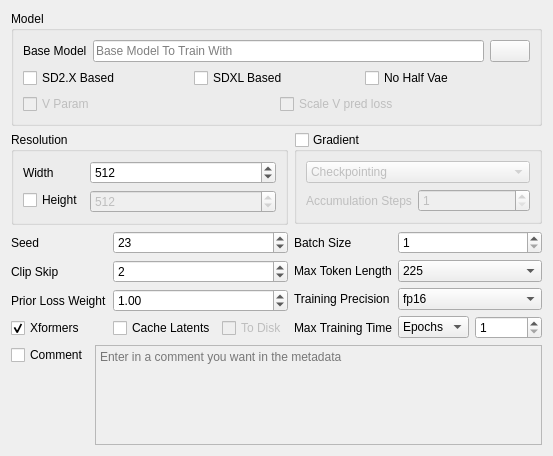
Before: the Qt Designer form ui_files/BaseUI.ui in derrian-distro/LoRA_Easy_Training_Scripts, drawn with Qt 5.
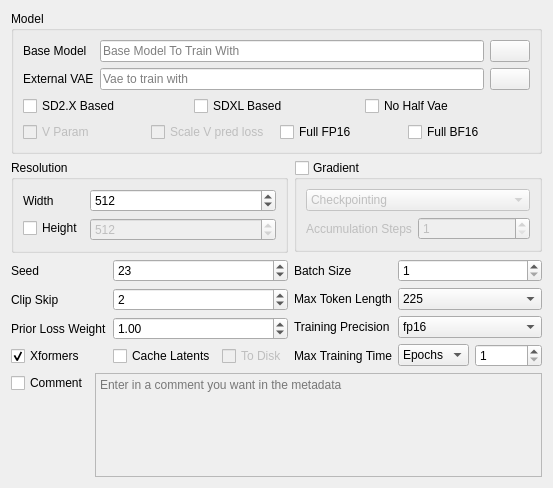
After: the same form once the commit is applied. Custom widgets are drawn as their Qt base class.

```diff
--- a/ui_files/BaseUI.ui
+++ b/ui_files/BaseUI.ui
@@ -7,7 +7,7 @@
     <x>0</x>
     <y>0</y>
     <width>553</width>
-    <height>456</height>
+    <height>488</height>
    </rect>
   </property>
   <property name="windowTitle">
@@ -186,7 +186,7 @@
         </item>
        </layout>
       </item>
-      <item row="2" column="0" colspan="2">
+      <item row="3" column="0" colspan="2">
        <layout class="QHBoxLayout" name="horizontalLayout_6">
         <item>
          <widget class="QCheckBox" name="v_param_enable">
@@ -211,9 +211,29 @@
           </property>
          </widget>
         </item>
+        <item>
+         <widget class="QCheckBox" name="FP16_enable">
+          <property name="toolTip">
+           <string>&lt;html&gt;&lt;head/&gt;&lt;body&gt;&lt;p&gt;Allows training on full fp16, not compatable with full bf16 or training precision&lt;/p&gt;&lt;/body&gt;&lt;/html&gt;</string>
+          </property>
+          <property name="text">
+           <string>Full FP16</string>
+          </property>
+         </widget>
+        </item>
+        <item>
+         <widget class="QCheckBox" name="BF16_enable">
+          <property name="toolTip">
+           <string>&lt;html&gt;&lt;head/&gt;&lt;body&gt;&lt;p&gt;Train in full BF16. Requires a higher bitsandbytes than 0.35.0 which is seemingly the best we have on windows, so this is disabled on windows regardless. not compatable with full fp16 or training precision&lt;/p&gt;&lt;/body&gt;&lt;/html&gt;</string>
+          </property>
+          <property name="text">
+           <string>Full BF16</string>
+          </property>
+         </widget>
+        </item>
        </layout>
       </item>
-      <item row="1" column="0" colspan="2">
+      <item row="2" column="0" colspan="2">
        <layout class="QHBoxLayout" name="horizontalLayout_2">
         <item>
          <widget class="QCheckBox" name="v2_enable">
@@ -241,6 +261,34 @@
         </item>
        </layout>
       </item>
+      <item row="1" column="0">
+       <widget class="QLabel" name="label_11">
+        <property name="text">
+         <string>External VAE</string>
+        </property>
+       </widget>
+      </item>
+      <item row="1" column="1">
+       <layout class="QHBoxLayout" name="horizontalLayout_4">
+        <item>
+         <widget class="DragDropLineEdit" name="vae_input">
+          <property name="toolTip">
+           <string>&lt;html&gt;&lt;head/&gt;&lt;body&gt;&lt;p&gt;Allows you to load a vae seperately from the base model.&lt;/p&gt;&lt;/body&gt;&lt;/html&gt;</string>
+          </property>
+          <property name="placeholderText">
+           <string>Vae to train with</string>
+          </property>
+         </widget>
+        </item>
+        <item>
+         <widget class="QPushButton" name="vae_selector">
+          <property name="text">
+           <string/>
+          </property>
+         </widget>
+        </item>
+       </layout>
+      </item>
      </layout>
     </widget>
    </item>
```
Left out of the diff: 2 changed lines with no effect on the pictures.
